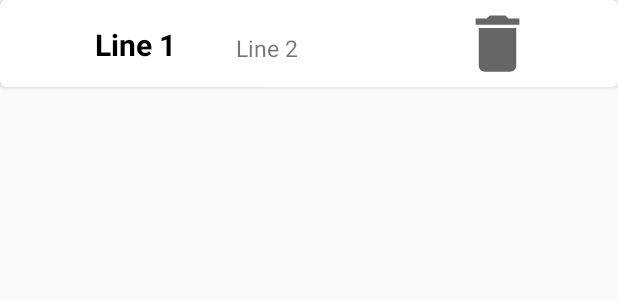
After one commit to athvag/dineasy, an Android app: the layout example_table.xml on its own in the app's theme, with its tools: preview values and no code run, on a phone screen of 412 x 824 dp. The commit adds this screen. Shown: the top 300 px of the screen. Run offline under Robolectric (Android 15) with nearby library versions, the phone set to English and light mode, and no system bars.

Commit message:
Add Tables

```diff
--- a/app/src/main/java/com/example/dineasy/Order.java
+++ b/app/src/main/java/com/example/dineasy/Order.java
@@ -5,8 +5,8 @@
     private String order_username,order_time;
     private boolean order_status;
 
-    public Order(int bid, String bemail, String busername, int bphone_num, int bpassword, String bFirstname, String bLastname,int id, String name, String address, int pnum, String email, double rat,double lat,double lon) {
-        super(bid,bemail,busername,bphone_num,bpassword,bFirstname,bLastname,id, name, address, pnum, email, rat,lat,lon);
+    public Order(String bemail,int bid,boolean bphone_num) {
+        super(bemail,bid,bphone_num);
     }
 
     public void setOrderStatus(Boolean status){
--- /dev/null
+++ b/app/src/main/res/drawable/ic_delete.xml
@@ -0,0 +1,10 @@
+<vector xmlns:android="http://schemas.android.com/apk/res/android"
+    android:width="24dp"
+    android:height="24dp"
+    android:viewportWidth="24"
+    android:viewportHeight="24"
+    android:tint="?attr/colorControlNormal">
+  <path
+      android:fillColor="@android:color/white"
+      android:pathData="M6,19c0,1.1 0.9,2 2,2h8c1.1,0 2,-0.9 2,-2V7H6v12zM19,4h-3.5l-1,-1h-5l-1,1H5v2h14V4z"/>
+</vector>
--- /dev/null
+++ b/app/src/main/res/layout/example_table.xml
@@ -0,0 +1,53 @@
+<?xml version="1.0" encoding="utf-8"?>
+<androidx.cardview.widget.CardView xmlns:android="http://schemas.android.com/apk/res/android"
+    android:layout_width="match_parent"
+    android:layout_height="wrap_content"
+    android:layout_marginBottom="4dp"
+    xmlns:app="http://schemas.android.com/apk/res-auto"
+    app:cardCornerRadius="4dp">
+    <RelativeLayout
+        android:layout_width="match_parent"
+        android:layout_height="match_parent"
+        android:layout_margin="4dp">
+
+        <ImageView
+            android:id="@+id/imageViewT1"
+            android:layout_width="50dp"
+            android:layout_height="50dp"
+            android:padding="2dp" />
+
+        <TextView
+            android:id="@+id/textViewT1"
+            android:layout_width="wrap_content"
+            android:layout_height="wrap_content"
+            android:layout_alignParentTop="true"
+            android:layout_marginStart="9dp"
+            android:layout_marginTop="12dp"
+            android:layout_toEndOf="@+id/imageViewT1"
+            android:text="Line 1"
+            android:textColor="@android:color/black"
+            android:textSize="20sp"
+            android:textStyle="bold" />
+
+        <TextView
+            android:id="@+id/textViewT2"
+            android:layout_width="wrap_content"
+            android:layout_height="wrap_content"
+            android:layout_below="@+id/textViewT1"
+            android:layout_marginStart="103dp"
+            android:layout_marginTop="-22dp"
+            android:layout_toEndOf="@+id/imageViewT1"
+            android:text="Line 2"
+            android:textSize="15sp" />
+
+        <ImageView
+            android:id="@+id/image_delete"
+            android:layout_width="50dp"
+            android:layout_height="50dp"
+            android:layout_alignStart="@+id/textViewT1"
+            android:layout_alignLeft="@+id/textViewT1"
+            android:layout_marginStart="243dp"
+            android:layout_marginLeft="243dp"
+            android:src="@drawable/ic_delete" />
+    </RelativeLayout>
+</androidx.cardview.widget.CardView>
```
Also changed, not shown: app/src/main/AndroidManifest.xml (+7 -4 lines), app/src/main/java/com/example/dineasy/BasicBusinessActivity.java (+62 -0 lines), app/src/main/java/com/example/dineasy/ExampleAdapter.java (added, +94 -0 lines), app/src/main/java/com/example/dineasy/Tables.java (+4 -4 lines), app/src/main/java/com/example/dineasy/TablesAdd.java (added, +32 -0 lines), app/src/main/res/layout/basic_business_creation2.xml (+36 -1 lines), app/src/main/res/drawable-hdpi/ic_tables.png (added), app/src/main/res/drawable-mdpi/ic_tables.png (added), app/src/main/res/drawable-xhdpi/ic_tables.png (added), app/src/main/res/drawable-xxhdpi/ic_tables.png (added), app/src/main/res/drawable-xxxhdpi/ic_tables.png (added), 1 other file.
